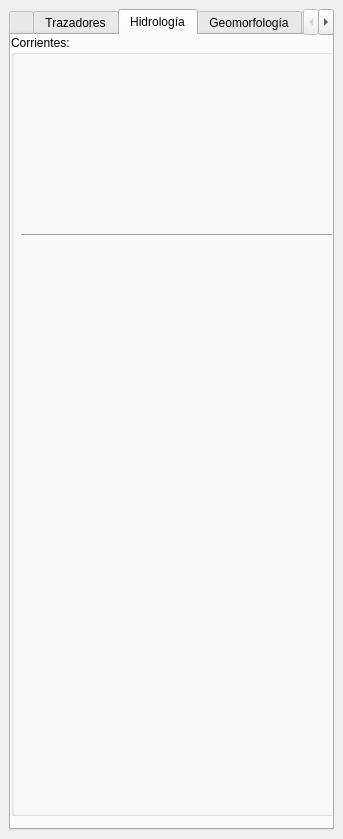
Qt form qgisplugin/HydroSEDPlugin_dockwidget_base.ui (nicolas998/WMF) before a commit.
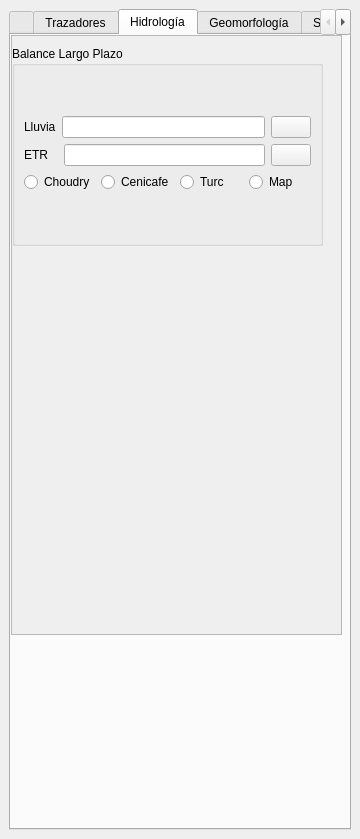
The same form after that commit. The open tabs and pages were chosen to show the change. Icons and pictures are not drawn. Custom widgets are drawn as their Qt base class.

Commit message: se comienza a hacer el diseño del balance de largo plazo

Patch:
```diff
--- a/qgisplugin/HydroSEDPlugin_dockwidget_base.ui
+++ b/qgisplugin/HydroSEDPlugin_dockwidget_base.ui
@@ -6,12 +6,12 @@
    <rect>
     <x>0</x>
     <y>0</y>
-    <width>343</width>
+    <width>360</width>
     <height>839</height>
    </rect>
   </property>
   <property name="sizePolicy">
-   <sizepolicy hsizetype="Fixed" vsizetype="Maximum">
+   <sizepolicy hsizetype="MinimumExpanding" vsizetype="Maximum">
     <horstretch>0</horstretch>
     <verstretch>0</verstretch>
    </sizepolicy>
@@ -1174,37 +1174,155 @@
        <attribute name="title">
         <string>Hidrología</string>
        </attribute>
-       <widget class="QWidget" name="verticalLayoutWidget_3">
+       <widget class="QScrollArea" name="scrollArea">
         <property name="geometry">
          <rect>
           <x>0</x>
           <y>0</y>
-          <width>361</width>
-          <height>781</height>
+          <width>331</width>
+          <height>600</height>
          </rect>
         </property>
-        <layout class="QVBoxLayout" name="verticalLayoutTabTrazadores">
-         <item>
-          <widget class="QGroupBox" name="groupBoxTrazadorCorrientes">
-           <property name="title">
-            <string>Corrientes:</string>
-           </property>
-           <widget class="Line" name="line">
-            <property name="geometry">
-             <rect>
-              <x>10</x>
-              <y>190</y>
-              <width>341</width>
-              <height>20</height>
-             </rect>
-            </property>
-            <property name="orientation">
-             <enum>Qt::Horizontal</enum>
-            </property>
-           </widget>
-          </widget>
-         </item>
-        </layout>
+        <property name="minimumSize">
+         <size>
+          <width>320</width>
+          <height>600</height>
+         </size>
+        </property>
+        <property name="widgetResizable">
+         <bool>true</bool>
+        </property>
+        <widget class="QWidget" name="scrollAreaWidgetContents">
+         <property name="geometry">
+          <rect>
+           <x>0</x>
+           <y>0</y>
+           <width>329</width>
+           <height>598</height>
+          </rect>
+         </property>
+         <widget class="QgsCollapsibleGroupBox" name="mGroupBox_4">
+          <property name="geometry">
+           <rect>
+            <x>0</x>
+            <y>10</y>
+            <width>311</width>
+            <height>200</height>
+           </rect>
+          </property>
+          <property name="minimumSize">
+           <size>
+            <width>0</width>
+            <height>200</height>
+           </size>
+          </property>
+          <property name="maximumSize">
+           <size>
+            <width>16777215</width>
+            <height>16777215</height>
+           </size>
+          </property>
+          <property name="title">
+           <string>Balance Largo Plazo</string>
+          </property>
+          <layout class="QVBoxLayout" name="Balance">
+           <item>
+            <layout class="QVBoxLayout" name="verticalLayout">
+             <item>
+              <layout class="QHBoxLayout" name="horizontalLayout_6">
+               <item>
+                <widget class="QLabel" name="label_11">
+                 <property name="text">
+                  <string>Lluvia</string>
+                 </property>
+                </widget>
+               </item>
+               <item>
+                <widget class="QLineEdit" name="PathInRain">
+                 <property name="readOnly">
+                  <bool>false</bool>
+                 </property>
+                </widget>
+               </item>
+               <item>
+                <widget class="QPushButton" name="pushButton">
+                 <property name="text">
+                  <string/>
+                 </property>
+                 <property name="icon">
+                  <iconset resource="resources.qrc">
+                   <normaloff>:/plugins/HydroSEDPlugin/icons/folder.png</normaloff>:/plugins/HydroSEDPlugin/icons/folder.png</iconset>
+                 </property>
+                </widget>
+               </item>
+              </layout>
+             </item>
+             <item>
+              <layout class="QHBoxLayout" name="horizontalLayout_8">
+               <item>
+                <widget class="QLabel" name="label_12">
+                 <property name="text">
+                  <string>ETR   </string>
+                 </property>
+                </widget>
+               </item>
+               <item>
+                <widget class="QLineEdit" name="PathInETR">
+                 <property name="readOnly">
+                  <bool>false</bool>
+                 </property>
+                </widget>
+               </item>
+               <item>
+                <widget class="QPushButton" name="pushButton_4">
+                 <property name="text">
+                  <string/>
+                 </property>
+                 <property name="icon">
+                  <iconset resource="resources.qrc">
+                   <normaloff>:/plugins/HydroSEDPlugin/icons/folder.png</normaloff>:/plugins/HydroSEDPlugin/icons/folder.png</iconset>
+                 </property>
+                </widget>
+               </item>
+              </layout>
+             </item>
+             <item>
+              <layout class="QHBoxLayout" name="horizontalLayout_7">
+               <item>
+                <widget class="QRadioButton" name="radioButton_3">
+                 <property name="text">
+                  <string>Choudry</string>
+                 </property>
+                </widget>
+               </item>
+               <item>
+                <widget class="QRadioButton" name="radioButton_2">
+                 <property name="text">
+                  <string>Cenicafe</string>
+                 </property>
+                </widget>
+               </item>
+               <item>
+                <widget class="QRadioButton" name="radioButton">
+                 <property name="text">
+                  <string>Turc</string>
+                 </property>
+                </widget>
+               </item>
+               <item>
+                <widget class="QRadioButton" name="radioButton_4">
+                 <property name="text">
+                  <string>Map</string>
+                 </property>
+                </widget>
+               </item>
+              </layout>
+             </item>
+            </layout>
+           </item>
+          </layout>
+         </widget>
+        </widget>
        </widget>
       </widget>
       <widget class="QWidget" name="tabGeomorfologia">
```
Left out of the diff: 25 changed lines with no effect on the pictures.
